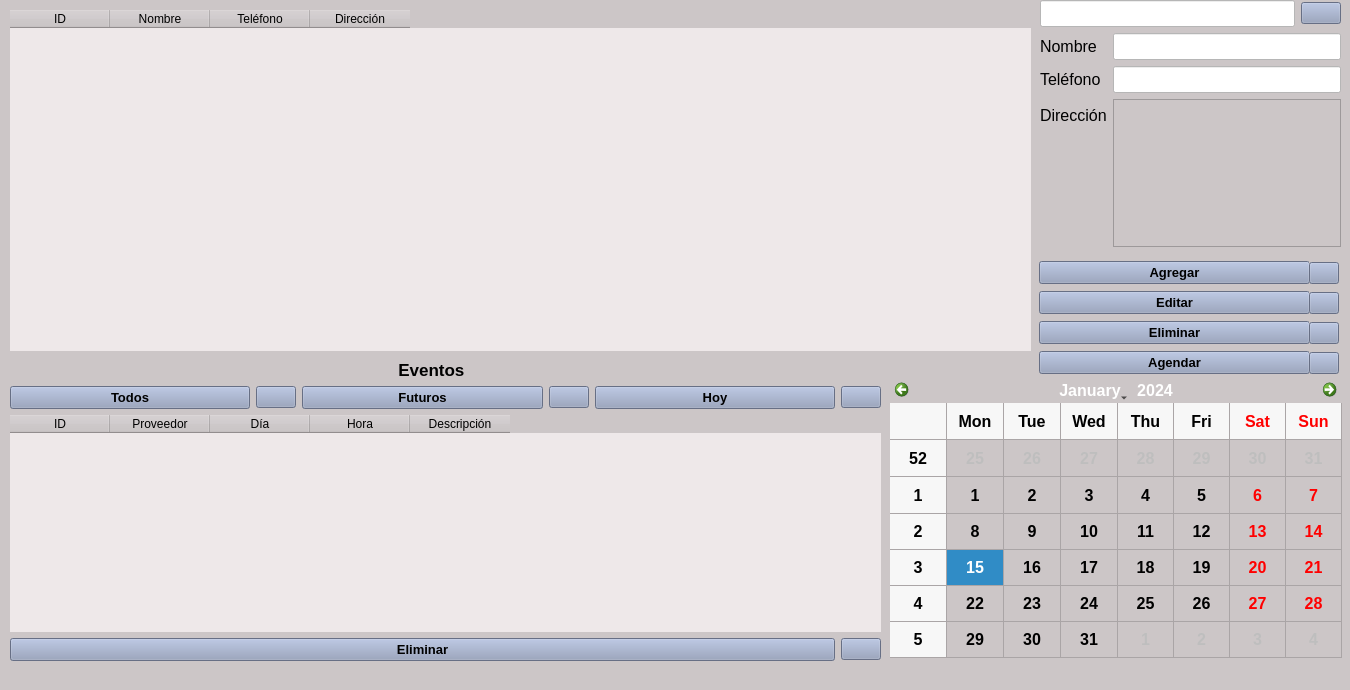
Before: the Qt Designer form proveedores.ui in jesusArteaga17/FerreteriaGuerreroPython, drawn with Qt 5.
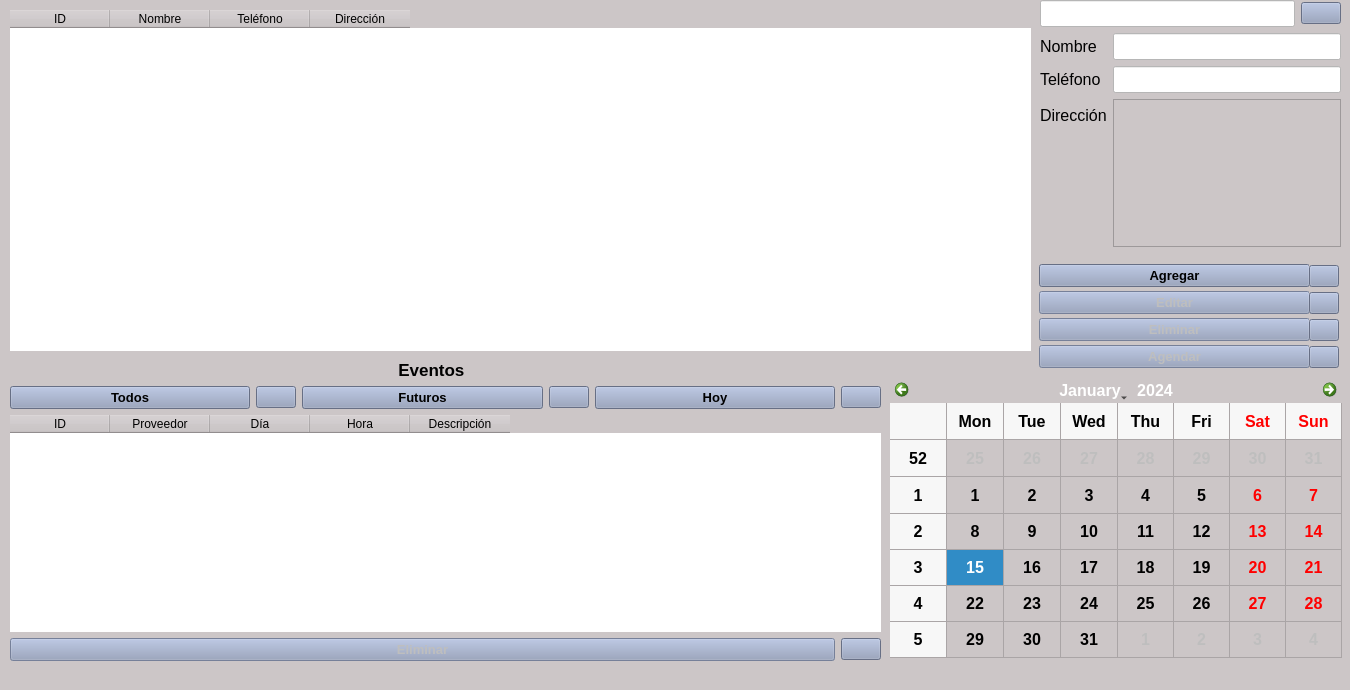
After: the same form once the commit is applied. Icons and pictures are not drawn.

```diff
--- a/proveedores.ui
+++ b/proveedores.ui
@@ -42,6 +42,9 @@
      </rect>
     </property>
     <layout class="QVBoxLayout" name="verticalLayout_2">
+     <property name="spacing">
+      <number>0</number>
+     </property>
      <item>
       <widget class="QPushButton" name="botonagregar">
        <property name="font">
@@ -62,6 +65,9 @@
      </item>
      <item>
       <widget class="QPushButton" name="botoneditar">
+       <property name="enabled">
+        <bool>false</bool>
+       </property>
        <property name="font">
         <font>
          <pointsize>10</pointsize>
@@ -80,6 +86,9 @@
      </item>
      <item>
       <widget class="QPushButton" name="botoneliminar">
+       <property name="enabled">
+        <bool>false</bool>
+       </property>
        <property name="font">
         <font>
          <pointsize>10</pointsize>
@@ -98,6 +107,9 @@
      </item>
      <item>
       <widget class="QPushButton" name="botonagendar">
+       <property name="enabled">
+        <bool>false</bool>
+       </property>
        <property name="font">
         <font>
          <pointsize>10</pointsize>
@@ -126,6 +138,9 @@
      </rect>
     </property>
     <layout class="QVBoxLayout" name="verticalLayout_4">
+     <property name="spacing">
+      <number>0</number>
+     </property>
      <item>
       <widget class="QPushButton" name="ayudaagregar">
        <property name="text">
@@ -292,12 +307,21 @@
       <pointsize>12</pointsize>
      </font>
     </property>
+    <property name="styleSheet">
+     <string notr="true">QTableView,QListView::section {
+	Background-color:rgb(255, 255, 255);
+	alternate-background-color:rgb(200, 167, 255);	
+}</string>
+    </property>
     <property name="frameShape">
      <enum>QFrame::NoFrame</enum>
     </property>
     <property name="editTriggers">
      <set>QAbstractItemView::NoEditTriggers</set>
     </property>
+    <property name="alternatingRowColors">
+     <bool>true</bool>
+    </property>
     <property name="sortingEnabled">
      <bool>false</bool>
     </property>
@@ -456,12 +480,21 @@
          <pointsize>12</pointsize>
         </font>
        </property>
+       <property name="styleSheet">
+        <string notr="true">QTableView,QListView::section {
+	Background-color:rgb(255, 255, 255);
+	alternate-background-color:rgb(200, 167, 255);	
+}</string>
+       </property>
        <property name="frameShape">
         <enum>QFrame::NoFrame</enum>
        </property>
        <property name="editTriggers">
         <set>QAbstractItemView::NoEditTriggers</set>
        </property>
+       <property name="alternatingRowColors">
+        <bool>true</bool>
+       </property>
        <property name="sortingEnabled">
         <bool>false</bool>
        </property>
@@ -499,6 +532,9 @@
       <layout class="QHBoxLayout" name="horizontalLayout_3">
        <item>
         <widget class="QPushButton" name="botoneliminar_3">
+         <property name="enabled">
+          <bool>false</bool>
+         </property>
          <property name="font">
           <font>
            <pointsize>10</pointsize>
```
